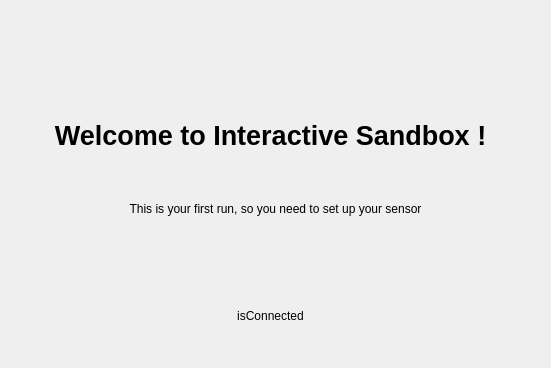
Before: the Qt Designer form sensorcalibration.ui in azar923/sandboxQt, drawn with Qt 5; both pictures show x 330 to 881 and y 0 to 368 of the 1280 by 720 pixel window.
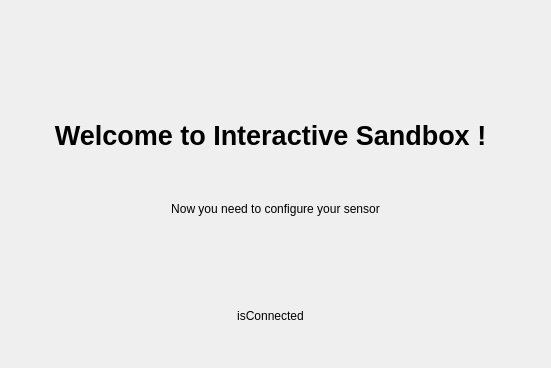
After: the same form once the commit is applied.

```diff
--- a/sensorcalibration.ui
+++ b/sensorcalibration.ui
@@ -52,7 +52,7 @@
     </rect>
    </property>
    <property name="text">
-    <string>This is your first run, so you need to set up your sensor</string>
+    <string>Now you need to configure your sensor</string>
    </property>
    <property name="alignment">
     <set>Qt::AlignCenter</set>
```
